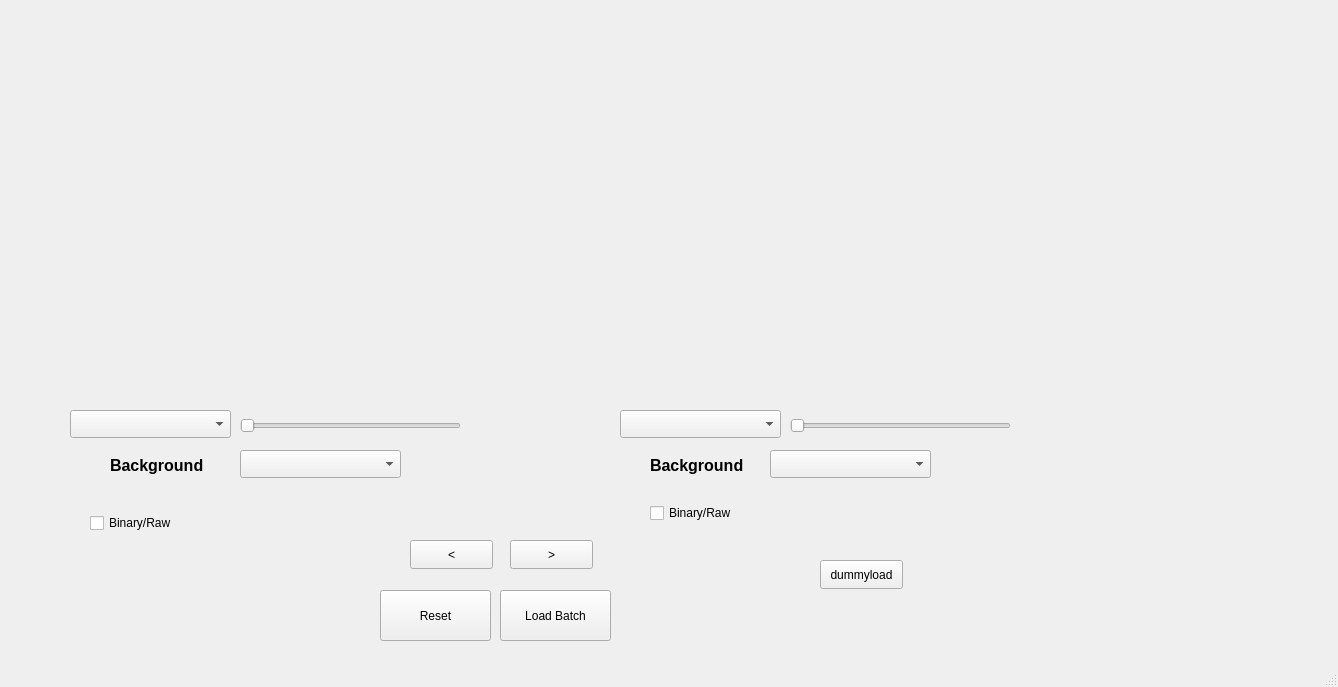
Qt form form.ui (youssefshawki9/uncertainty-interactive-visualization) before a commit.
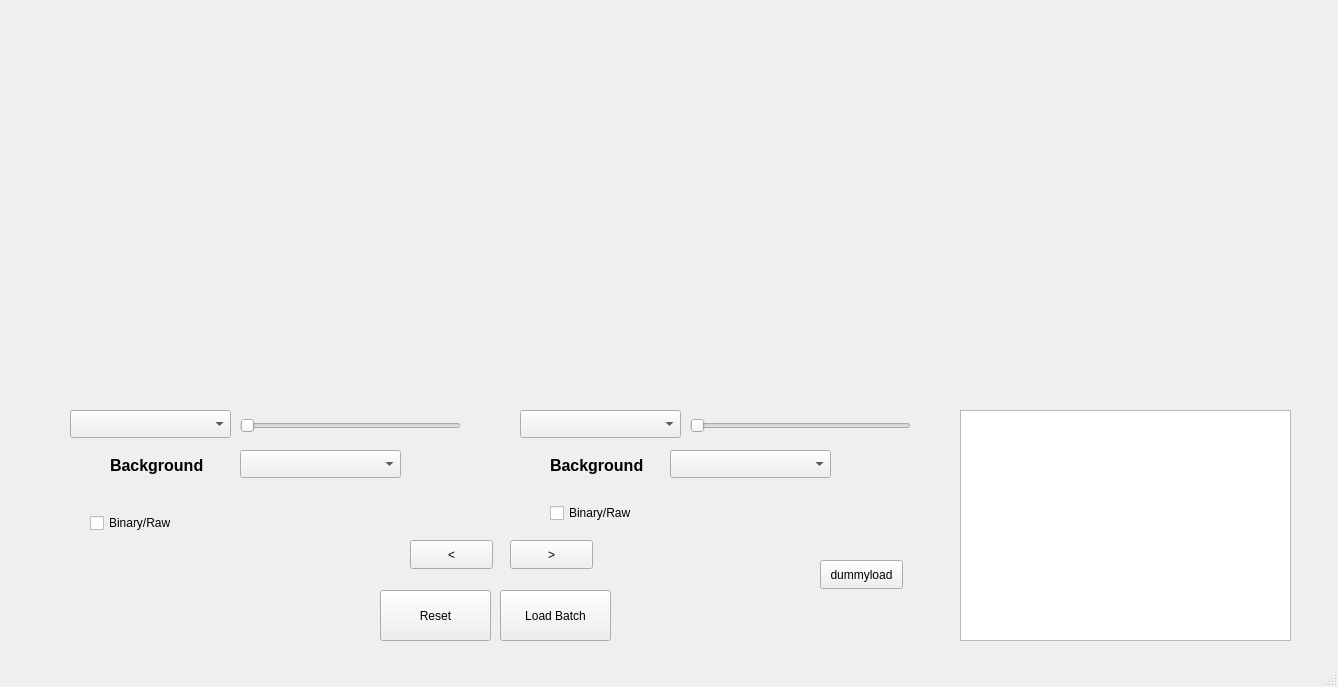
The same form after that commit.

Commit message: Loaded image tableview added and tested

```diff
--- a/form.ui
+++ b/form.ui
@@ -119,7 +119,7 @@
    <widget class="QWidget" name="horizontalLayoutWidget_2">
     <property name="geometry">
      <rect>
-      <x>620</x>
+      <x>520</x>
       <y>20</y>
       <width>331</width>
       <height>381</height>
@@ -130,7 +130,7 @@
    <widget class="QSlider" name="ThresholdSlider_2">
     <property name="geometry">
      <rect>
-      <x>790</x>
+      <x>690</x>
       <y>410</y>
       <width>221</width>
       <height>31</height>
@@ -143,7 +143,7 @@
    <widget class="QComboBox" name="ComboBoxForeground2">
     <property name="geometry">
      <rect>
-      <x>620</x>
+      <x>520</x>
       <y>410</y>
       <width>161</width>
       <height>28</height>
@@ -199,7 +199,7 @@
    <widget class="QComboBox" name="ComboBoxBackground2">
     <property name="geometry">
      <rect>
-      <x>770</x>
+      <x>670</x>
       <y>450</y>
       <width>161</width>
       <height>28</height>
@@ -222,7 +222,7 @@
    <widget class="QCheckBox" name="checkBoxBinarize2">
     <property name="geometry">
      <rect>
-      <x>650</x>
+      <x>550</x>
       <y>500</y>
       <width>111</width>
       <height>26</height>
@@ -248,7 +248,7 @@
    <widget class="QLabel" name="label_2">
     <property name="geometry">
      <rect>
-      <x>650</x>
+      <x>550</x>
       <y>450</y>
       <width>121</width>
       <height>31</height>
@@ -258,6 +258,16 @@
      <string>&lt;html&gt;&lt;head/&gt;&lt;body&gt;&lt;p&gt;&lt;span style=&quot; font-size:12pt; font-weight:700;&quot;&gt;Background&lt;/span&gt;&lt;/p&gt;&lt;/body&gt;&lt;/html&gt;</string>
     </property>
    </widget>
+   <widget class="QTableView" name="imagesTable">
+    <property name="geometry">
+     <rect>
+      <x>960</x>
+      <y>410</y>
+      <width>331</width>
+      <height>231</height>
+     </rect>
+    </property>
+   </widget>
   </widget>
   <widget class="QStatusBar" name="statusbar"/>
  </widget>
```
The commit also changes 1 other file.
